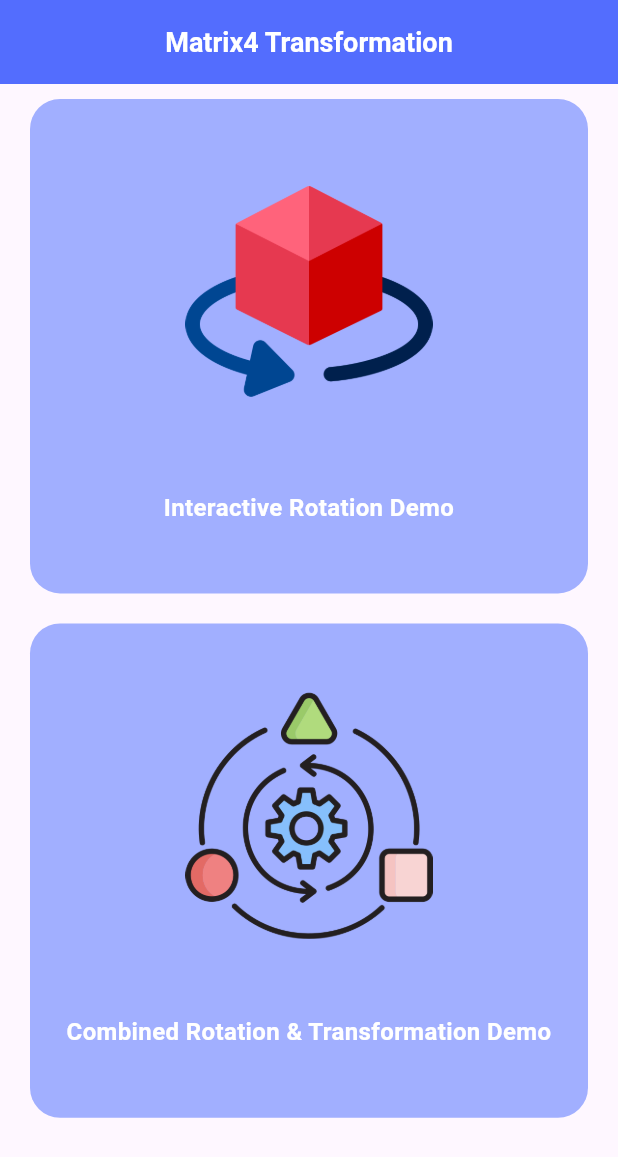
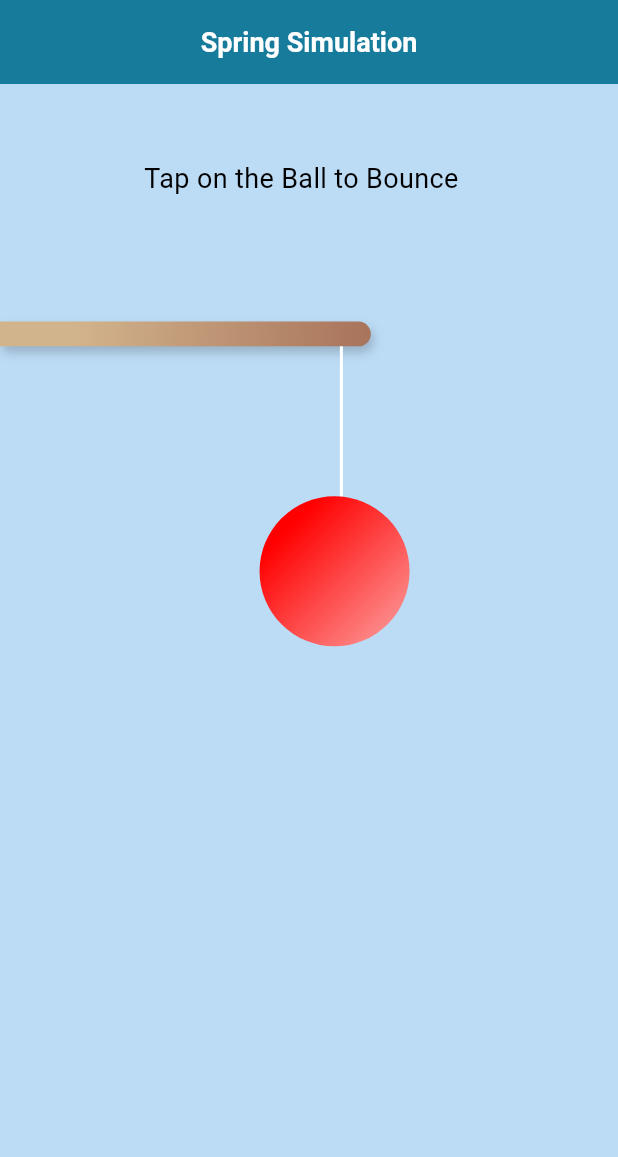
Before and after one commit to Hassan0308/Flutter-Animation, a Flutter app: the screen it shows after launch, on a phone screen of 412 x 824 dp. Shown: the top 1157 px of the screen. Run offline on Flutter 3.47's test engine with Material 3 defaults, Android fonts, the phone set to English and light mode, and no system bars.

Commit message:
first commit

```diff
--- a/lib/screens/home_screen.dart
+++ b/lib/screens/home_screen.dart
@@ -1,6 +1,5 @@
 import 'package:flutter/material.dart';
-import 'package:flutter_animation/screens/matrix4_transformation1_screen.dart';
-import 'package:flutter_animation/screens/matrix4_transformation2_screen.dart';
+import 'package:flutter/physics.dart';
 
 class HomeScreen extends StatefulWidget {
   const HomeScreen({super.key});
@@ -9,43 +8,50 @@ class HomeScreen extends StatefulWidget {
   State<HomeScreen> createState() => _HomeScreenState();
 }
 
-class _HomeScreenState extends State<HomeScreen> {
+class _HomeScreenState extends State<HomeScreen>
+    with SingleTickerProviderStateMixin {
+  late AnimationController controller;
+  late SpringSimulation simulation;
+
+  @override
+  void initState() {
+    super.initState();
+
+    controller = AnimationController.unbounded(vsync: this,value: 100)..addListener(() {});
+
+  //  _restartAnimation();
+  }
+
+  void _restartAnimation() {
+    simulation = SpringSimulation(
+      const SpringDescription(
+        mass: 1,
+        stiffness: 50,
+        damping: 0.5,
+      ),
+      0, // Starting point
+      100, // Ending point
+      70, // Initial velocity
+    );
+
+    controller.animateWith(simulation);
+  }
+
+  @override
+  void dispose() {
+    controller.dispose();
+    super.dispose();
+  }
+
   @override
   Widget build(BuildContext context) {
-    List<Map<String, dynamic>> transformAnimations = [
-      {
-        'animation': 'Interactive Rotation Demo',
-        'onTap': () {
-          Navigator.push(
-            context,
-            MaterialPageRoute(
-              builder: (context) => const Matrix4Transformation1Screen(),
-            ),
-          );
-        },
-        'image': 'assets/images/3D.png',
-      },
-      {
-        'animation': 'Combined Rotation & Transformation Demo',
-        'onTap': () {
-          Navigator.push(
-            context,
-            MaterialPageRoute(
-              builder: (context) => const Matrix4Transformation2Screen(),
-            ),
-          );
-        },
-        'image': 'assets/images/transform.png',
-      },
-    ];
-
     var width = MediaQuery.of(context).size.width;
     var height = MediaQuery.of(context).size.height;
 
     return Scaffold(
       appBar: AppBar(
-        backgroundColor: Colors.indigoAccent,
-        title: const Text("Matrix4 Transformation"),
+        backgroundColor: const Color.fromARGB(255, 23, 124, 155),
+        title: const Text("Spring Simulation"),
         titleTextStyle: const TextStyle(
             color: Colors.white, fontSize: 18, fontWeight: FontWeight.bold),
         centerTitle: true,
@@ -54,48 +60,91 @@ class _HomeScreenState extends State<HomeScreen> {
       body: Container(
         width: width,
         height: height,
-        padding: const EdgeInsets.symmetric(horizontal: 20),
+        color: const Color.fromARGB(255, 188, 219, 245),
+        padding: const EdgeInsets.fromLTRB(0, 50, 10, 10),
         child: Column(
+          crossAxisAlignment: CrossAxisAlignment.start,
+          mainAxisAlignment: MainAxisAlignment.start,
           children: [
-            Expanded(
-              child: ListView.builder(
-                itemCount: transformAnimations.length,
-                itemBuilder: (context, index) {
-                  return GestureDetector(
-                    onTap: transformAnimations[index]['onTap'],
-                    child: Container(
-                      margin: const EdgeInsets.symmetric(vertical: 10),
-                      padding: const EdgeInsets.symmetric(horizontal: 10),
-                      height: height * 0.4,
-                      width: width * 0.9,
-                      decoration: BoxDecoration(
-                        color: const Color.fromARGB(255, 161, 175, 255),
-                        borderRadius: BorderRadius.circular(20),
-                      ),
-                      child: Column(
-                        mainAxisAlignment: MainAxisAlignment.center,
-                        crossAxisAlignment: CrossAxisAlignment.center,
-                        children: [
-                          Image.asset(
-                            transformAnimations[index]['image'],
-                            height: height * 0.2,
-                            width: width * 0.6,
-                          ),
-                          const SizedBox(
-                            height: 50,
-                          ),
-                          Text(
-                            transformAnimations[index]['animation'].toString(),
-                            textAlign: TextAlign.center,
-                            style: const TextStyle(
-                              color: Colors.white,
-                              fontSize: 16,
-                              fontWeight: FontWeight.bold,
+            const Center(
+                child: Text(
+              "Tap on the Ball to Bounce",
+              style: TextStyle(fontSize: 18, color: Colors.black),
+              textAlign: TextAlign.center,
+            )),
+            SizedBox(
+              height: height * 0.1,
+            ),
+            Container(
+              height: height * 0.02,
+              width: width * 0.6,
+              decoration: BoxDecoration(
+                gradient: const LinearGradient(
+                  colors: [
+                    Color(0xFFD2B48C),
+                    Color.fromARGB(255, 168, 115, 91),
+                  ],
+                  begin: Alignment.topLeft,
+                  end: Alignment.bottomRight,
+                  stops: [0.2, 2],
+                ),
+                borderRadius: const BorderRadius.only(
+                    bottomRight: Radius.circular(30),
+                    topRight: Radius.circular(30)),
+                boxShadow: [
+                  BoxShadow(
+                    color: Colors.black.withOpacity(0.2),
+                    blurRadius: 5,
+                    offset: const Offset(2, 4),
+                  ),
+                ],
+              ),
+            ),
+            SizedBox(
+              height: height * 0.5,
+              child: AnimatedBuilder(
+                animation: controller,
+                builder: (context, child) {
+                  return Stack(
+                    children: [
+                      Transform.translate(
+                        offset: Offset(0, controller.value),
+                        child: GestureDetector(
+                          onTap: () {
+                            controller.stop();
+                            controller.value = 0;
+                            _restartAnimation();
+                          },
+                          child: Container(
+                            height: 100,
+                            width: 100,
+                            margin: EdgeInsets.only(
+                              left: width * 0.42,
+                            ),
+                            decoration: const BoxDecoration(
+                              shape: BoxShape.circle,
+                              gradient: LinearGradient(
+                                colors: [
+                                  Color.fromARGB(255, 255, 0, 0),
+                                  Color.fromARGB(255, 252, 164, 164),
+                                ],
+                                begin: Alignment.topLeft,
+                                end: Alignment.bottomRight,
+                                stops: [0.2, 2],
+                              ),
                             ),
                           ),
-                        ],
+                        ),
                       ),
-                    ),
+                      Container(
+                        width: 2,
+                        margin: EdgeInsets.only(
+                          left: width * 0.55,
+                        ),
+                        height: controller.value,
+                        color: Colors.white,
+                      ),
+                    ],
                   );
                 },
               ),
--- a/pubspec.yaml
+++ b/pubspec.yaml
@@ -60,8 +60,8 @@ flutter:
   uses-material-design: true
 
   # To add assets to your application, add an assets section, like this:
-  assets:
-    - assets/images/
+  # assets:
+  #   - assets/images/
   #   - images/a_dot_ham.jpeg
 
   # An image asset can refer to one or more resolution-specific "variants", see
```
Also changed, not shown: lib/main.dart (+2 -11 lines), lib/provider/matrix4_transformation1_provider.dart (deleted, +0 -17 lines), lib/provider/matrix4_transformation2_provider.dart (deleted, +0 -60 lines), lib/screens/matrix4_transformation1_screen.dart (deleted, +0 -71 lines), lib/screens/matrix4_transformation2_screen.dart (deleted, +0 -89 lines), assets/images/3D.png (deleted), assets/images/transform.png (deleted).
